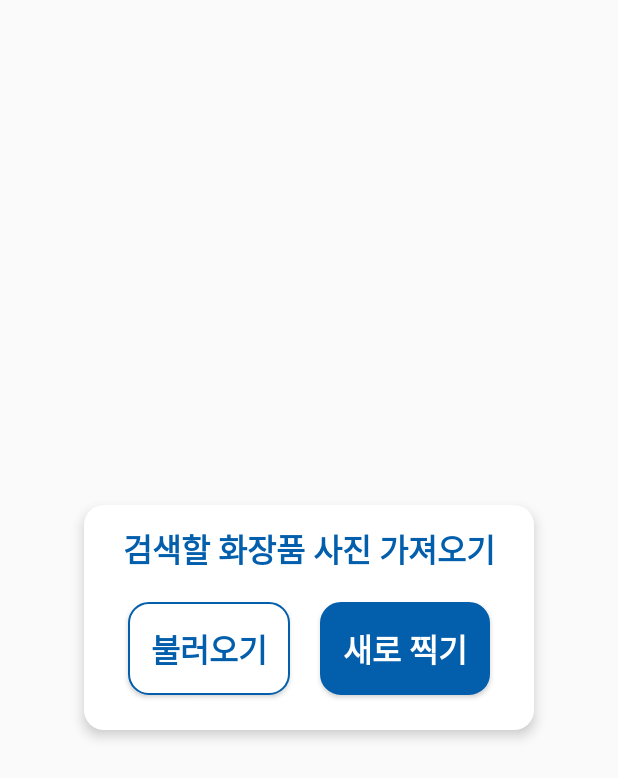
After one commit to choryang/CosmingAndroid, an Android app: the SearchActivity screen opened directly, with no data from a screen before it, on a phone screen of 412 x 824 dp. The commit adds this screen. Shown: the top 778 px of the screen. Run offline under Robolectric (Android 15) with nearby library versions, the phone set to English and light mode, and no system bars.

Commit message:
불러오기 모달 제작중

```diff
--- a/app/src/main/AndroidManifest.xml
+++ b/app/src/main/AndroidManifest.xml
@@ -1,6 +1,13 @@
 <?xml version="1.0" encoding="utf-8"?>
 <manifest xmlns:android="http://schemas.android.com/apk/res/android"
     package="com.example.cosmingtest">
+
+
+    <uses-permission android:name="android.permission.INTERNET"/>
+    <uses-permission android:name="android.permission.CAMERA"/>
+    <uses-permission android:name="android.permission.WRITE_EXTERNAL_STORAGE"/>
+    <uses-permission android:name="android.permission.READ_EXTERNAL_STORAGE"/>
+
 
     <application
         android:allowBackup="true"
@@ -9,7 +16,8 @@
         android:roundIcon="@mipmap/ic_launcher_round"
         android:supportsRtl="true"
         android:theme="@style/Theme.Cosming">
-        <activity android:name=".MytoolbarActivity"></activity>
+        <activity android:name=".SearchActivity" />
+        <activity android:name=".MytoolbarActivity" />
         <activity android:name=".InfoActivity" />
         <activity android:name=".LikeActivity" />
         <activity android:name=".RecordActivity" />
--- a/app/src/main/java/com/example/cosmingtest/MainActivity.java
+++ b/app/src/main/java/com/example/cosmingtest/MainActivity.java
@@ -9,6 +9,7 @@ import androidx.appcompat.app.AppCompatActivity;
 
 public class MainActivity extends AppCompatActivity {
 
+    ImageView search;
     ImageView record;
     ImageView like;
     ImageView info;
@@ -19,10 +20,19 @@ public class MainActivity extends AppCompatActivity {
         setContentView(R.layout.activity_main);
 
 
-
+        search = (ImageView) findViewById(R.id.search);
         record = (ImageView)findViewById(R.id.record);
         like = (ImageView)findViewById(R.id.like);
         info = (ImageView)findViewById(R.id.info);
+
+
+        search.setOnClickListener(new View.OnClickListener() {
+            @Override
+            public void onClick(View v) {
+                Intent search_intent = new Intent(MainActivity.this, SearchActivity.class);
+                startActivity(search_intent);
+            }
+        });
 
         record.setOnClickListener(new View.OnClickListener() {
             @Override
--- /dev/null
+++ b/app/src/main/java/com/example/cosmingtest/SearchActivity.java
@@ -0,0 +1,14 @@
+package com.example.cosmingtest;
+
+import android.os.Bundle;
+
+import androidx.appcompat.app.AppCompatActivity;
+
+public class SearchActivity extends AppCompatActivity {
+
+    @Override
+    protected void onCreate(Bundle savedInstanceState) {
+        super.onCreate(savedInstanceState);
+        setContentView(R.layout.activity_search);
+    }
+}
--- /dev/null
+++ b/app/src/main/res/drawable/bluebtn.xml
@@ -0,0 +1,9 @@
+<?xml version="1.0" encoding="utf-8"?>
+<shape xmlns:android="http://schemas.android.com/apk/res/android"
+    android:shape="rectangle" android:padding="20dp">
+    <solid android:color="#035eac"></solid>
+    <corners android:radius="13dp" />
+    <stroke android:width="1dp"
+        android:color="#035eac"></stroke>
+
+</shape>
--- /dev/null
+++ b/app/src/main/res/drawable/common.xml
@@ -0,0 +1,7 @@
+<?xml version="1.0" encoding="utf-8"?>
+<shape xmlns:android="http://schemas.android.com/apk/res/android"
+    android:shape="rectangle" android:padding="20dp">
+    <solid android:color="#ffffff"></solid>
+    <corners android:radius="2dp" />
+
+</shape>
--- /dev/null
+++ b/app/src/main/res/drawable/modalradius.xml
@@ -0,0 +1,6 @@
+<?xml version="1.0" encoding="utf-8"?>
+<shape xmlns:android="http://schemas.android.com/apk/res/android"
+    android:shape="rectangle" android:padding="20dp">
+    <solid android:color="#ffffff"></solid>
+    <corners android:radius="13dp" />
+</shape>
--- /dev/null
+++ b/app/src/main/res/drawable/whitebtn.xml
@@ -0,0 +1,8 @@
+<?xml version="1.0" encoding="utf-8"?>
+<shape xmlns:android="http://schemas.android.com/apk/res/android"
+    android:shape="rectangle" android:padding="20dp">
+    <solid android:color="#ffffff"></solid>
+    <corners android:radius="13dp" />
+    <stroke android:width="1dp"
+        android:color="#035eac"></stroke>
+</shape>
--- /dev/null
+++ b/app/src/main/res/layout/activity_search.xml
@@ -0,0 +1,60 @@
+<?xml version="1.0" encoding="utf-8"?>
+<LinearLayout xmlns:android="http://schemas.android.com/apk/res/android"
+    xmlns:app="http://schemas.android.com/apk/res-auto"
+    xmlns:tools="http://schemas.android.com/tools"
+    android:layout_width="match_parent"
+    android:layout_height="match_parent"
+    android:gravity="center"
+    android:orientation="vertical"
+    tools:context=".SearchActivity">
+
+    <LinearLayout
+        android:layout_width="300dp"
+        android:layout_height="150dp"
+        android:background="@drawable/modalradius"
+        android:elevation="5dp"
+        android:orientation="vertical"
+        android:gravity="center">
+
+        <TextView
+            android:layout_width="wrap_content"
+            android:layout_height="wrap_content"
+            android:layout_marginBottom="10dp"
+            android:textSize="21sp"
+            android:textStyle="bold"
+            android:textColor="@color/colorText"
+            android:text="검색할 화장품 사진 가져오기"/>
+
+        <LinearLayout
+            android:layout_width="match_parent"
+            android:layout_height="wrap_content"
+            android:gravity="center">
+
+            <Button
+                android:layout_width="wrap_content"
+                android:layout_height="wrap_content"
+                android:layout_margin="10dp"
+                android:padding="15dp"
+                android:text="불러오기"
+                android:textSize="21sp"
+                android:textStyle="bold"
+                android:textColor="@color/colorText"
+                android:background="@drawable/whitebtn"/>
+
+            <Button
+                android:layout_width="wrap_content"
+                android:layout_height="wrap_content"
+                android:layout_margin="10dp"
+                android:padding="15dp"
+                android:text="새로 찍기"
+                android:textSize="21sp"
+                android:textStyle="bold"
+                android:textColor="@color/colorWhite"
+                android:background="@drawable/bluebtn"/>
+
+        </LinearLayout>
+
+
+    </LinearLayout>
+
+</LinearLayout>
--- a/app/src/main/res/layout/like_list.xml
+++ b/app/src/main/res/layout/like_list.xml
@@ -4,7 +4,7 @@
     android:layout_height="85dp"
     android:layout_marginBottom="20dp"
     android:padding="15dp"
-    android:background="#ffffff"
+    android:background="@drawable/common"
     android:elevation="5dp"
     >
 
--- a/app/src/main/res/layout/record_list.xml
+++ b/app/src/main/res/layout/record_list.xml
@@ -4,7 +4,7 @@
     android:layout_height="85dp"
     android:layout_marginBottom="20dp"
     android:padding="15dp"
-    android:background="#ffffff"
+    android:background="@drawable/common"
     android:elevation="5dp"
     >
 
--- a/app/src/main/res/values/colors.xml
+++ b/app/src/main/res/values/colors.xml
@@ -2,5 +2,5 @@
 <resources>
     <color name="colorPrimary">#59b0c1e8</color>
     <color name="colorText">#035eac</color>
-    <color name="colorAccent">#03DAC5</color>
+    <color name="colorWhite">#ffffff</color>
 </resources>
--- a/app/src/main/res/values/styles.xml
+++ b/app/src/main/res/values/styles.xml
@@ -7,8 +7,10 @@
         <item name="android:includeFontPadding">false</item>
         <item name="android:windowContentOverlay">@null</item>
     </style>
-
-
-
+    <style name="Dialog" parent="android:style/Theme.Dialog">
+        <item name="android:windowBackground">@null</item>
+        <item name="android:windowNoTitle">true</item>
+        <item name="android:windowIsFloating">true</item>
+    </style>
 
 </resources>
```
